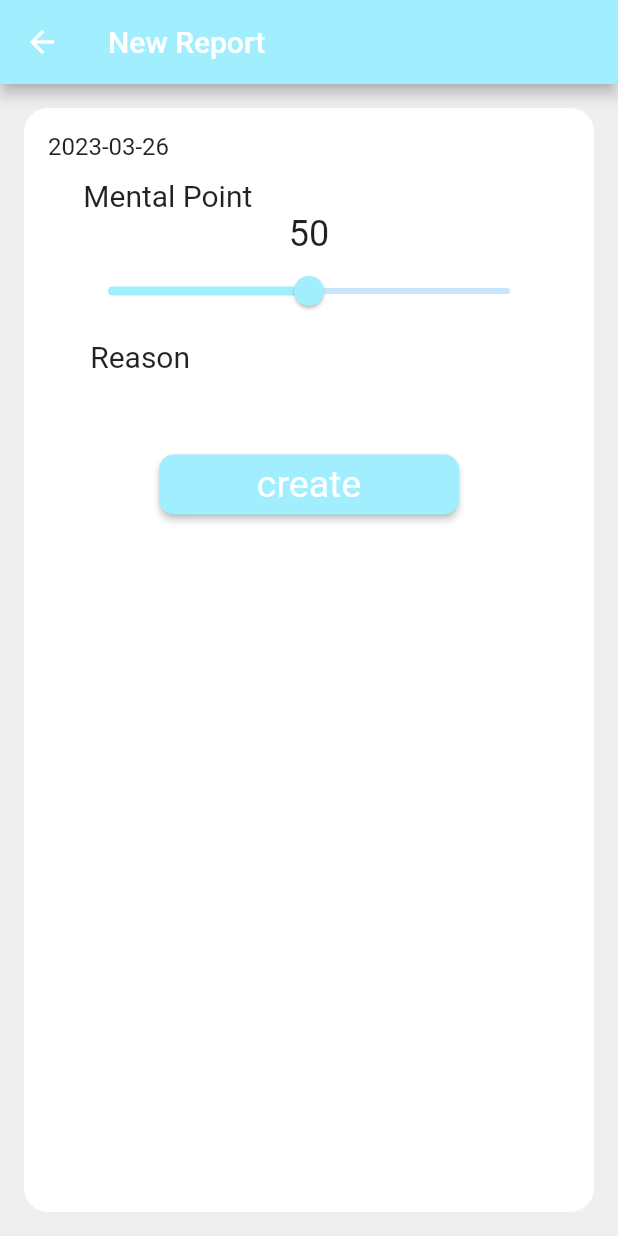
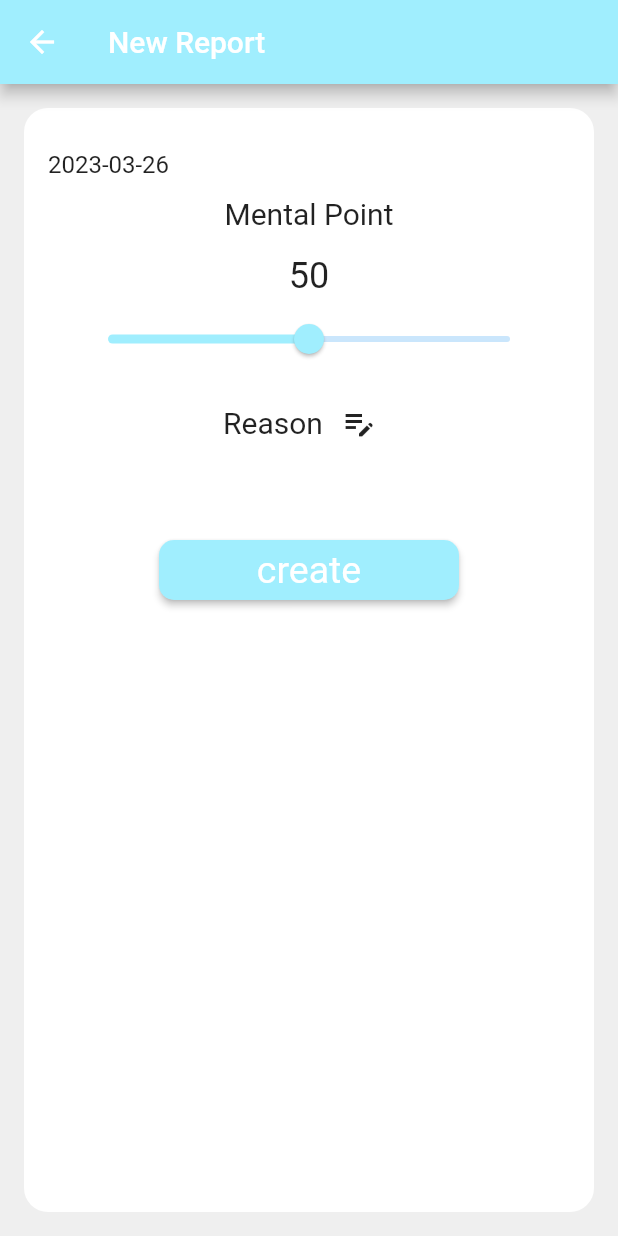
Before and after one commit to GDSC-UTokyo/hackathon__mental-app__mobile, a Flutter app: the CreateReportPage screen opened by its route, on a phone screen of 412 x 824 dp. Run offline on Flutter 3.47's test engine with Material 2 defaults, Android fonts, the phone set to English and light mode, and no system bars; our stand-ins replace firebase_auth, firebase_core, google_fonts, routemaster, syncfusion_flutter_charts; accounts and stored records are empty; statements that could not run were skipped.

```diff
--- a/lib/screens/create_report.dart
+++ b/lib/screens/create_report.dart
@@ -3,6 +3,7 @@ import 'dart:math';
 import 'package:app/provider/reason.dart';
 import 'package:app/provider/report.dart';
 import 'package:app/screens/log.dart';
+import 'package:app/screens/reason.dart';
 import 'package:flutter/material.dart';
 import 'package:provider/provider.dart';
 import 'package:app/theme/theme.dart';
@@ -43,6 +44,7 @@ class _CreateReportPageState extends State<CreateReportPage> {
         child: Column(
           crossAxisAlignment: CrossAxisAlignment.start,
           children: [
+            const SizedBox(height: 12),
             Text(
               date,
               style: const TextStyle(
@@ -52,7 +54,7 @@ class _CreateReportPageState extends State<CreateReportPage> {
             ),
             const SizedBox(height: 12),
             Container(
-              alignment: const Alignment(-0.8, 0),
+              alignment: Alignment.center,
               child: const Text(
                 'Mental Point',
                 style: TextStyle(
@@ -61,6 +63,7 @@ class _CreateReportPageState extends State<CreateReportPage> {
                 ),
               ),
             ),
+            const SizedBox(height: 16),
             Container(
               alignment: Alignment.center,
               child: Text(
@@ -71,6 +74,7 @@ class _CreateReportPageState extends State<CreateReportPage> {
                 ),
               ),
             ),
+            const SizedBox(height: 4),
             Padding(
               padding: const EdgeInsets.only(
                 right: 16,
@@ -91,18 +95,30 @@ class _CreateReportPageState extends State<CreateReportPage> {
               ),
             ),
             const SizedBox(height: 8),
-            Container(
-              padding: const EdgeInsets.only(
-                top: 0,
-              ),
-              alignment: const Alignment(-0.8, 0),
-              child: const Text(
-                'Reason',
-                style: TextStyle(
-                  //fontWeight: FontWeight.bold,
-                  fontSize: 20,
+            Row(
+              mainAxisAlignment: MainAxisAlignment.center,
+              crossAxisAlignment: CrossAxisAlignment.center,
+              children: [
+                const Text(
+                  'Reason',
+                  style: TextStyle(
+                    //fontWeight: FontWeight.bold,
+                    fontSize: 20,
+                  ),
                 ),
-              ),
+                IconButton(
+                  icon: const Icon(Icons.edit_note),
+                  onPressed: () => {
+                    Navigator.of(context).push(
+                      MaterialPageRoute(
+                          builder: (context) {
+                            return const ReasonPage();
+                          }
+                      ),
+                    )
+                  },
+                ),
+              ],
             ),
             Center(
               child: Padding(
--- a/lib/screens/initial.dart
+++ b/lib/screens/initial.dart
@@ -70,9 +70,9 @@ class _InitialPageState extends State<InitialPage> {
                         //メールアドレスとパスワードを送る
                         Navigator.of(context).push(
                           MaterialPageRoute(
-                              builder: (context) {
-                                return SignupPage();
-                              }
+                            builder: (context) {
+                              return const SignupPage();
+                            }
                           ),
                         );
                       },
--- a/lib/screens/log.dart
+++ b/lib/screens/log.dart
@@ -1,5 +1,3 @@
-import 'dart:math';
-
 import 'package:app/provider/reason.dart';
 import 'package:app/provider/report.dart';
 import 'package:app/screens/create_report.dart';
```
Also changed, not shown: lib/screens/create_reason.dart (added, +15 -0 lines), lib/screens/edit_reason.dart (added, +15 -0 lines), lib/screens/edit_report.dart (+28 -7 lines), lib/screens/reason.dart (added, +15 -0 lines).
